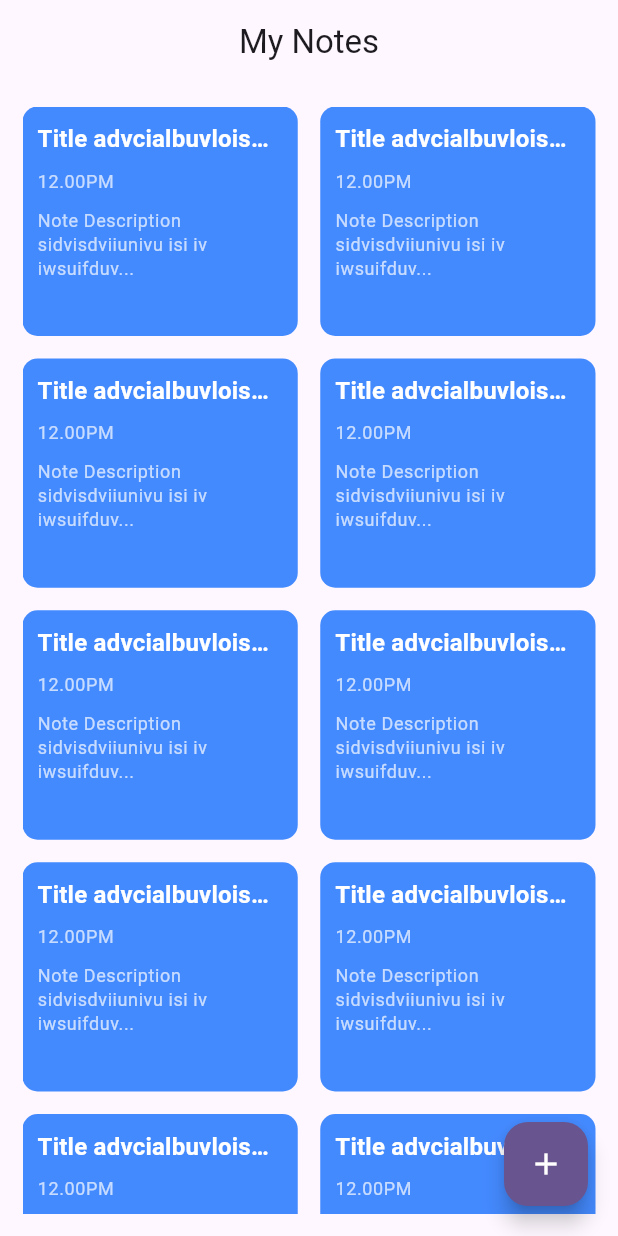
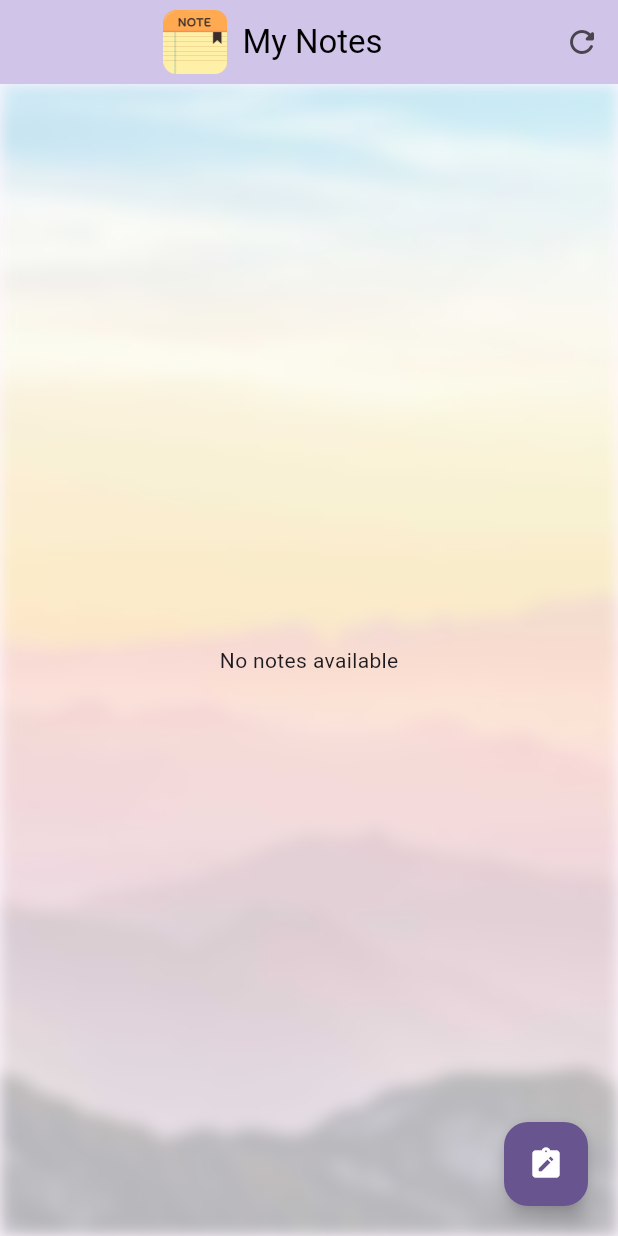
Before and after one commit to harshcodex-stack/MySimpleNote, a Flutter app: the screen it shows after launch, on a phone screen of 412 x 824 dp. Run offline on Flutter 3.47's test engine with Material 3 defaults, Android fonts, the phone set to English and light mode, and no system bars; our stand-ins replace share_plus, sqflite; accounts and stored records are empty.

Commit message:
Implement Note Share Function and Change UI

```diff
--- a/lib/Pages/Home/Widget/notes.dart
+++ b/lib/Pages/Home/Widget/notes.dart
@@ -1,22 +1,31 @@
 import 'package:flutter/material.dart';
+import 'package:intl/intl.dart';
+import 'package:my_simple_note/Pages/Create_Note/create_notes.dart';
 
-class Notes extends StatelessWidget {
-  const Notes({super.key});
+import '../../../Models/note.dart';
+
+class MyNotes extends StatelessWidget {
+  final Note note;
+  const MyNotes({super.key, required this.note});
 
   @override
   Widget build(BuildContext context) {
-    return Container(
+    return GestureDetector(
+      onTap: () {
+        Navigator.push(context, MaterialPageRoute(builder: (_) => CreateNotes(note: note)));
+      },
+      child: Container(
         padding: const EdgeInsets.all(10),
         decoration: BoxDecoration(
           borderRadius: BorderRadius.circular(10),
-        color: Colors.blueAccent,
+          color: Colors.black54,
         ),
         child: Column(
           crossAxisAlignment: CrossAxisAlignment.start,
           children: [
             Flexible(
               child: Text(
-              'Title advcialbuvloiswbv',
+                note.title,
                 style: Theme.of(context).textTheme.titleMedium?.copyWith(
                   color: Colors.white,
                   fontWeight: FontWeight.bold,
@@ -25,17 +34,28 @@ class Notes extends StatelessWidget {
                 overflow: TextOverflow.ellipsis,
               ),
             ),
-          const SizedBox(height: 8),
+            Row(
+              children: [
                 Text(
-            '12.00PM',
+                  DateFormat('yyyy-MM-dd').format(note.createdAt),
                   style: Theme.of(context).textTheme.bodySmall?.copyWith(
                     color: Colors.white70,
                   ),
                 ),
+                const SizedBox(width: 8),
+                Text(
+                  DateFormat(DateFormat.HOUR_MINUTE).format(note.createdAt),
+                  style: Theme.of(context).textTheme.bodySmall?.copyWith(
+                    color: Colors.white70,
+                  ),
+                ),
+              ],
+            ),
+
             const SizedBox(height: 10),
             Flexible(
               child: Text(
-              'Note Description sidvisdviiunivu isi iv iwsuifduv...',
+               note.noteDescription,
                 style: Theme.of(context).textTheme.bodySmall?.copyWith(
                   color: Colors.white70,
                 ),
@@ -45,6 +65,7 @@ class Notes extends StatelessWidget {
             ),
           ],
         ),
+      ),
     );
   }
 }
--- a/lib/Pages/Home/home_page.dart
+++ b/lib/Pages/Home/home_page.dart
@@ -1,6 +1,10 @@
+import 'dart:ui';
+
 import 'package:flutter/material.dart';
 import 'package:my_simple_note/Pages/Create_Note/create_notes.dart';
 import 'package:my_simple_note/Pages/Home/Widget/notes.dart';
+import 'package:my_simple_note/Repository/notes_repository.dart';
+import '../../Models/note.dart';
 
 class HomePage extends StatefulWidget {
   const HomePage({super.key});
@@ -9,30 +13,90 @@ class HomePage extends StatefulWidget {
   State<HomePage> createState() => _HomePageState();
 }
 
+
 class _HomePageState extends State<HomePage> {
+  late Future<List<Note>> _notesFuture;
+
+  @override
+  void initState() {
+    super.initState();
+    _refreshNotes(); // Load notes initially
+  }
+
+  void _refreshNotes() {
+    setState(() {
+      _notesFuture = NotesRepository.getNotes();
+    });
+  }
   @override
   Widget build(BuildContext context) {
     return Scaffold(
       appBar: AppBar(
-        title: const Text('My Notes'),
+        title: Row(
+          mainAxisAlignment: MainAxisAlignment.center,
+          children: [
+            Image.asset(
+              'assets/logo.png',
+              scale: 12,
+            ),
+            const SizedBox(width: 10),
+            const Text(
+                'My Notes',
+              style: TextStyle(
+                  color: Colors.black,
+              ),
+
+
+            ),
+          ],
+        ),
         centerTitle: true,
+        actions: [
+          IconButton(
+              onPressed: _refreshNotes,
+              icon: const Icon(Icons.refresh_rounded))
+        ],
+        backgroundColor: Colors.deepPurple[100],
       ),
-
-      // Wrapping with Stack to position FloatingActionButton on top
       body: Stack(
         children: [
+          Positioned.fill(
+            child: ImageFiltered(
+              imageFilter: ImageFilter.blur(sigmaX: 5, sigmaY: 5),
+              child: const Image(
+                image: AssetImage('assets/body.jpg'),
+                fit: BoxFit.cover,
+              ),
+            ),
+          ),
           Padding(
             padding: const EdgeInsets.all(15),
-            child: GridView.builder(
-              gridDelegate: const SliverGridDelegateWithFixedCrossAxisCount(
-                crossAxisCount: 2, // Number of columns in the grid
-                crossAxisSpacing: 15,
-                mainAxisSpacing: 15,
-                childAspectRatio: 3 / 2.5, // Adjust this ratio for item height
-              ),
-              itemCount: 20, // Replace this with your dynamic count of notes
-              itemBuilder: (context, index) {
-                return const Notes();
+            child: FutureBuilder(
+              future: NotesRepository.getNotes(),
+              builder: (context, snapshot) {
+                if (snapshot.connectionState == ConnectionState.done) {
+                  if (snapshot.data == null || snapshot.data!.isEmpty) {
+                    return const Center(
+                      child: Text("No notes available"),
+                    );
+                  }
+                  return GridView.builder(
+                    gridDelegate:
+                    const SliverGridDelegateWithFixedCrossAxisCount(
+                      crossAxisCount: 2,
+                      crossAxisSpacing: 15,
+                      mainAxisSpacing: 15,
+                      childAspectRatio: 3 / 2.5,
+                    ),
+                    itemCount: snapshot.data!.length,
+                    itemBuilder: (context, index) {
+                      var note = snapshot.data![index];
+                      return  MyNotes(note: note);
+                    },
+                  );
+                }
+                // Show loading indicator while waiting for data
+                return const Center(child: CircularProgressIndicator());
               },
             ),
           ),
@@ -48,7 +112,7 @@ class _HomePageState extends State<HomePage> {
               },
               backgroundColor: Theme.of(context).colorScheme.primary,
               foregroundColor: Colors.white,
-              child: const Icon(Icons.add),
+              child: const Icon(Icons.note_alt_rounded),
             ),
           ),
         ],
--- a/lib/Repository/notes_repository.dart
+++ b/lib/Repository/notes_repository.dart
@@ -0,0 +1,68 @@
+
+import 'package:path/path.dart';
+import 'package:sqflite/sqflite.dart';
+
+import '../Models/note.dart';
+
+class NotesRepository {
+  static const _dbName = 'my_notes.db';
+  static const _tableName = 'notes';
+
+  static Future<Database> _database() async {
+    final database = openDatabase(
+      join(await getDatabasesPath(), _dbName),
+      onCreate: (db, version) {
+        return db.execute(
+          'CREATE TABLE $_tableName(id INTEGER PRIMARY KEY, title TEXT,'
+              ' noteDescription TEXT, createdAt TEXT)',
+        );
+      },
+      version: 1,
+    );
+    return database;
+  }
+
+  static insert({required Note note}) async {
+    final db = await _database();
+    await db.insert(
+      _tableName,
+      note.toMap(),
+      conflictAlgorithm: ConflictAlgorithm.replace,
+    );
+  }
+
+  static Future<List<Note>>getNotes() async {
+    final db = await _database();
+
+    final List<Map<String, dynamic>> maps = await db.query(_tableName);
+
+    return List.generate(maps.length, (i) {
+      return Note(
+          id: maps[i]['id'] as int,
+          title: maps[i]['title'] as String,
+          noteDescription: maps[i]['noteDescription'] as String,
+          createdAt: DateTime.parse(maps[i]['createdAt'])
+      );
+    });
+  }
+  static update({required Note note}) async {
+    final db = await _database();
+
+    await db.update(
+      _tableName,
+      note.toMap(),
+      where: 'id = ?',
+      whereArgs: [note.id],
+    );
+  }
+
+  static delete ({required Note note}) async {
+    final db = await _database();
+
+    await db.delete(
+      _tableName,
+      where: 'id = ?',
+      whereArgs: [note.id],
+    );
+  }
+}
--- a/lib/main.dart
+++ b/lib/main.dart
@@ -1,7 +1,8 @@
 import 'package:flutter/material.dart';
-import 'package:my_simple_note/Pages/Home/home_page.dart';
+import 'package:my_simple_note/Pages/Home/welcome.dart';
 
 void main() {
+  WidgetsFlutterBinding.ensureInitialized();
   runApp(const MyApp());
 }
 
@@ -18,7 +19,7 @@ class MyApp extends StatelessWidget {
         colorScheme: ColorScheme.fromSeed(seedColor: Colors.deepPurple),
         useMaterial3: true,
       ),
-      home: const HomePage(),
+      home: const WelcomeScreen(),
     );
   }
 }
```
Also changed, not shown: lib/Pages/Create_Note/create_notes.dart (+118 -7 lines), lib/Pages/Home/welcome.dart (+111 -0 lines), pubspec.yaml (+14 -15 lines), assets/body.jpg (added), assets/fonts/PlaywriteGBS-Italic-VariableFont_wght.ttf (added), assets/fonts/PlaywriteGBS-VariableFont_wght.ttf (added), pubspec.lock, 2 other files. Lines whose indentation alone changed are shown as unchanged.
